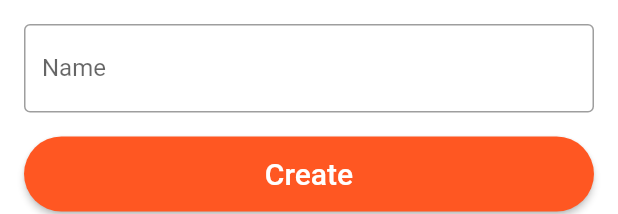
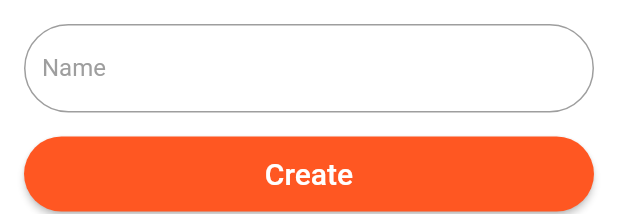
Before and after one commit to devme19/google-sheet, a Flutter app: the InputNameWidget widget shown alone on an empty page, opened directly, on a phone screen of 412 x 824 dp. Shown: the top 214 px of the screen. Run offline on Flutter 3.47's test engine with Material 2 defaults, Android fonts, the phone set to English and light mode, and no system bars; our stand-ins replace flutter_expandable_fab, get, progress_dialog; missing offline and left inert: gsheets; key blocks and very long unbroken strings in the code were emptied for the run.

```diff
--- a/lib/widgets/input_name_widget.dart
+++ b/lib/widgets/input_name_widget.dart
@@ -1,11 +1,31 @@
 import 'package:flutter/material.dart';
 import 'package:gsheet/widgets/button_widget.dart';
+import 'package:gsheet/widgets/my_text_field_widget.dart';
 
-class InputNameWidget extends StatelessWidget {
+class InputNameWidget extends StatefulWidget {
   InputNameWidget({Key? key,this.title}) : super(key: key);
   ValueChanged<String>? title;
+
+  @override
+  State<InputNameWidget> createState() => _InputNameWidgetState();
+}
+
+class _InputNameWidgetState extends State<InputNameWidget> {
   TextEditingController nameController = TextEditingController();
+
   final _formKey = GlobalKey<FormState>();
+
+  FocusNode myFocusNode = FocusNode();
+
+
+  @override
+  void initState() {
+    super.initState();
+    // myFocusNode.addListener(() {
+    //   print('1:  ${focusNode.hasFocus}');
+    // });
+  }
+
   @override
   Widget build(BuildContext context) {
     return Container(
@@ -17,7 +37,8 @@ class InputNameWidget extends StatelessWidget {
           child: Column(
             mainAxisSize: MainAxisSize.min,
             children: [
-              buildName(),
+              // buildName(),
+              MyTextFieldWidget(labelText: 'Name', controller: nameController,textAlign: TextAlign.center),
               const SizedBox(height: 16.0,),
               buildSubmit(),
             ],
@@ -26,20 +47,44 @@ class InputNameWidget extends StatelessWidget {
       ),
     );
   }
-  Widget buildName()=>TextFormField(
-    controller: nameController,
-    validator: (value)=> value!=null && value.isEmpty?'Enter Name':null,
-    decoration: const InputDecoration(
-      labelText: 'Name',
-      border: OutlineInputBorder(),
-    ),
-  );
+
+  // Widget buildName()=>
+  //     TextFormField(
+  //   controller: nameController,
+  //   focusNode: myFocusNode,
+  //   textAlign: TextAlign.center,
+  //   validator: (value)=> value!=null && value.isEmpty?'Enter Name':null,
+  //   decoration: InputDecoration(
+  //       filled: true,
+  //       fillColor: Colors.white,
+  //       labelText: 'Name',
+  //       labelStyle: TextStyle(
+  //           color:myFocusNode.hasFocus ?
+  //           Colors.deepOrangeAccent:
+  //           Colors.grey,
+  //       ),
+  //       focusedBorder: OutlineInputBorder(
+  //           borderRadius: BorderRadius.all(Radius.elliptical(50, 50)),
+  //           borderSide: BorderSide(color: Colors.deepOrangeAccent)
+  //
+  //       ),
+  //       border:OutlineInputBorder(
+  //           borderRadius: BorderRadius.all(Radius.elliptical(50, 50)),
+  //           borderSide:BorderSide(color: Colors.white)
+  //       ),
+  //     enabledBorder: OutlineInputBorder(
+  //         borderRadius: BorderRadius.all(Radius.elliptical(50, 50)),
+  //         borderSide:BorderSide(color: Colors.grey)
+  //     ),
+  //   ),
+  // );
+
   Widget buildSubmit()=>ButtonWidget(text: 'Create', onTap: (){
     final form = _formKey.currentState;
     final isValid = form!.validate();
     if(isValid){
-      if(title!=null){
-        title!(nameController.text);
+      if(widget.title!=null){
+        widget.title!(nameController.text);
       }
     }
 
--- /dev/null
+++ b/lib/widgets/my_text_field_widget.dart
@@ -0,0 +1,59 @@
+import 'package:flutter/material.dart';
+
+class MyTextFieldWidget extends StatefulWidget {
+  MyTextFieldWidget({Key? key,required this.labelText,required this.controller,this.textAlign,this.textInputAction}) : super(key: key);
+  String labelText;
+  TextEditingController controller;
+  TextAlign? textAlign;
+  TextInputAction? textInputAction;
+
+  @override
+  _MyTextFieldWidgetState createState() => _MyTextFieldWidgetState();
+}
+
+class _MyTextFieldWidgetState extends State<MyTextFieldWidget> {
+  FocusNode myFocusNode = FocusNode();
+  @override
+  void initState() {
+    super.initState();
+    myFocusNode.addListener(() {
+      setState(() {
+
+      });
+    });
+  }
+  @override
+  Widget build(BuildContext context) {
+    return TextFormField(
+      controller: widget.controller,
+      focusNode: myFocusNode,
+      textAlign: widget.textAlign??TextAlign.end,
+      textInputAction: widget.textInputAction??TextInputAction.done,
+      validator: (value)=> value!=null && value.isEmpty?'Enter ${widget.labelText}':null,
+      decoration: InputDecoration(
+        filled: true,
+        fillColor: Colors.white,
+        labelText: widget.labelText,
+        labelStyle: TextStyle(
+          color:
+          myFocusNode.hasFocus ?
+          Colors.deepOrangeAccent:
+          Colors.grey,
+        ),
+        focusedBorder: const OutlineInputBorder(
+            borderRadius: BorderRadius.all(Radius.elliptical(50, 50)),
+            borderSide: BorderSide(color: Colors.deepOrangeAccent)
+
+        ),
+        border:const OutlineInputBorder(
+            borderRadius: BorderRadius.all(Radius.elliptical(50, 50)),
+            borderSide:BorderSide(color: Colors.white)
+        ),
+        enabledBorder: const OutlineInputBorder(
+            borderRadius: BorderRadius.all(Radius.elliptical(50, 50)),
+            borderSide:BorderSide(color: Colors.grey)
+        ),
+      ),
+    );
+  }
+}
```
Also changed, not shown: lib/controllers/sheet_controller.dart (+22 -2 lines), lib/pages/home_page.dart (+37 -17 lines), lib/widgets/sheet_widget.dart (+7 -3 lines), lib/widgets/user_form_widget.dart (+24 -11 lines).
